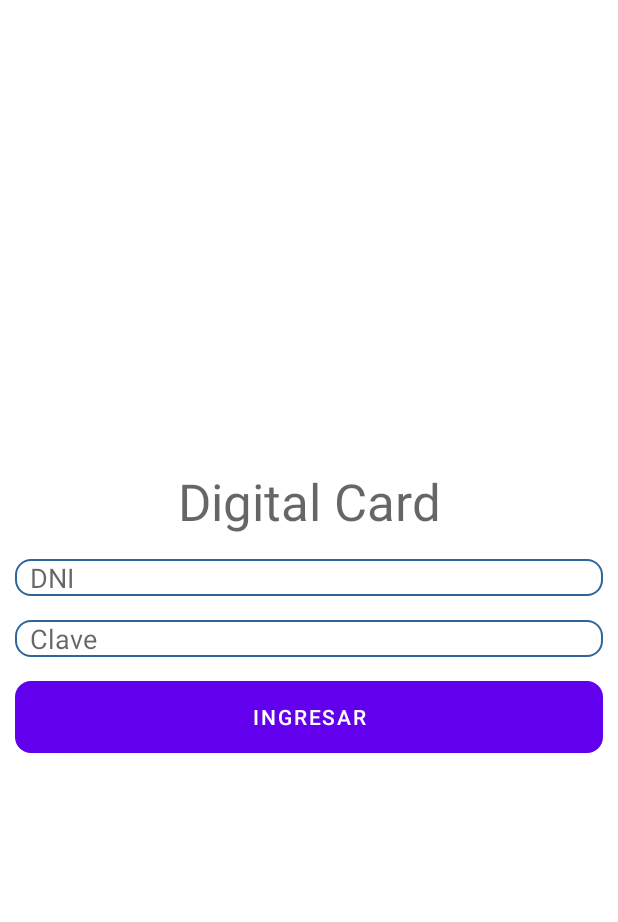
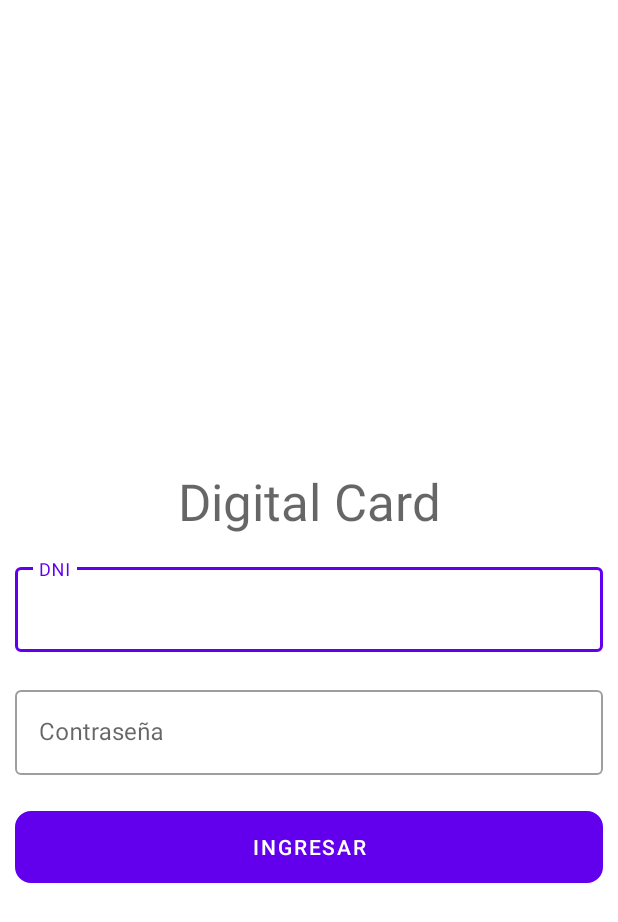
Before and after one commit to jtoulier/hackaton-frontend, an Android app: the screen it shows after launch (MainActivity), on a phone screen of 412 x 824 dp. Shown: the top 922 px of the screen. Run offline under Robolectric (Android 15) with nearby library versions, the phone set to English and light mode, and no system bars; libraries missing offline, so code that uses them is left out: com.afollestad.materialdialogs; 2 statements that could not run were skipped.

Commit message:
feat(app): add view card and login

```diff
--- a/app/src/main/java/pe/bcp/digital/card/feature/login/LoginFragment.kt
+++ b/app/src/main/java/pe/bcp/digital/card/feature/login/LoginFragment.kt
@@ -6,6 +6,7 @@ import android.view.LayoutInflater
 import android.view.View
 import android.view.ViewGroup
 import androidx.fragment.app.Fragment
+import androidx.lifecycle.observe
 import androidx.navigation.fragment.findNavController
 import com.afollestad.materialdialogs.MaterialDialog
 import org.koin.androidx.viewmodel.ext.android.viewModel
--- a/app/src/main/res/layout/login_fragment.xml
+++ b/app/src/main/res/layout/login_fragment.xml
@@ -31,53 +31,69 @@
         app:layout_constraintHorizontal_bias="0.5"
         app:layout_constraintStart_toStartOf="parent"
         app:layout_constraintTop_toTopOf="parent"
-        app:layout_constraintVertical_bias="0.40" />
+        app:layout_constraintVertical_bias="0.40" /><![CDATA[
 
-    <EditText
-        android:id="@+id/etDocument"
-        android:layout_width="0dp"
-        android:layout_height="wrap_content"
-        android:layout_marginTop="16dp"
-        android:background="@drawable/cuzton_edittext"
-        android:ems="10"
-        android:paddingStart="10dp"
-        android:hint="DNI"
-        android:inputType="number"
-        app:layout_constraintBottom_toTopOf="@+id/etPwd"
-        app:layout_constraintEnd_toEndOf="parent"
-        app:layout_constraintHorizontal_bias="0.5"
-        app:layout_constraintStart_toStartOf="parent"
-        app:layout_constraintTop_toBottomOf="@+id/tvCredit"
-        app:layout_constraintVertical_bias="0.0"
-        app:layout_constraintVertical_chainStyle="packed" />
+
+        app:layout_constraintTop_toBottomOf="@+id/textInputLayout2" />
+
+
+
+
+
+
+
+    ]]>
 
     <Button
         android:id="@+id/btnLogin"
-        android:layout_width="0dp"
+        android:layout_width="392dp"
+        android:layout_height="wrap_content"
+        android:layout_marginTop="24dp"
+        android:background="@drawable/cuzton_edittext"
+        android:text="Ingresar"
+        app:layout_constraintEnd_toEndOf="parent"
+        app:layout_constraintHorizontal_bias="0.526"
+        app:layout_constraintStart_toStartOf="parent"
+        app:layout_constraintTop_toBottomOf="@+id/textInputLayout2"
+        app:layout_constraintVertical_chainStyle="packed" />
+
+    <com.google.android.material.textfield.TextInputLayout
+        android:id="@+id/textInputLayout"
+        style="@style/Widget.MaterialComponents.TextInputLayout.OutlinedBox"
+        android:layout_width="match_parent"
         android:layout_height="wrap_content"
         android:layout_marginTop="16dp"
-        android:text="Ingresar"
-        android:background="@drawable/cuzton_edittext"
-        app:layout_constraintBottom_toBottomOf="parent"
         app:layout_constraintEnd_toEndOf="parent"
-        app:layout_constraintHorizontal_bias="0.5"
+        app:layout_constraintHorizontal_bias="0.157"
         app:layout_constraintStart_toStartOf="parent"
-        app:layout_constraintTop_toBottomOf="@+id/etPwd" />
+        app:layout_constraintTop_toBottomOf="@+id/tvCredit">
 
-    <EditText
-        android:id="@+id/etPwd"
-        android:layout_width="0dp"
+        <com.google.android.material.textfield.TextInputEditText
+            android:id="@+id/etDocument"
+            android:layout_width="match_parent"
+            android:layout_height="wrap_content"
+            android:hint="DNI" />
+
+    </com.google.android.material.textfield.TextInputLayout>
+
+    <com.google.android.material.textfield.TextInputLayout
+        android:id="@+id/textInputLayout2"
+        android:layout_width="match_parent"
         android:layout_height="wrap_content"
-        android:layout_marginTop="16dp"
-        android:ems="10"
-        android:hint="Clave"
-        android:paddingStart="10dp"
-        android:background="@drawable/cuzton_edittext"
-        android:inputType="textPassword"
-        app:layout_constraintBottom_toTopOf="@+id/btnLogin"
+        android:layout_marginTop="20dp"
         app:layout_constraintEnd_toEndOf="parent"
-        app:layout_constraintHorizontal_bias="0.5"
+        app:layout_constraintHorizontal_bias="0.473"
         app:layout_constraintStart_toStartOf="parent"
-        app:layout_constraintTop_toBottomOf="@+id/etDocument" />
+        style="@style/Widget.MaterialComponents.TextInputLayout.OutlinedBox"
+        app:layout_constraintTop_toBottomOf="@+id/textInputLayout">
+
+        <com.google.android.material.textfield.TextInputEditText
+
+            android:id="@+id/etPwd"
+            android:layout_width="match_parent"
+            android:layout_height="wrap_content"
+            android:hint="Contraseña" />
+    </com.google.android.material.textfield.TextInputLayout>
+
 
 </androidx.constraintlayout.widget.ConstraintLayout>
--- a/app/src/main/res/values/strings.xml
+++ b/app/src/main/res/values/strings.xml
@@ -5,4 +5,7 @@
     <string name="de_s_0_00">De S/.0.00</string>
     <string name="_0000000000000000">0000000000000000</string>
     <string name="login_loading">Cargando</string>
+    <string name="tu_tarjeta_no_debe_exceder_s_0_00">Tu tarjeta no debe exceder: S/.0.00</string>
+    <string name="fecha_de_vencimiento">Fecha de vencimiento:</string>
+    <string name="linea_s">Linea S/.:</string>
 </resources>
```
Also changed, not shown: app/src/main/res/layout/add_card_fragment.xml (+72 -3 lines).
